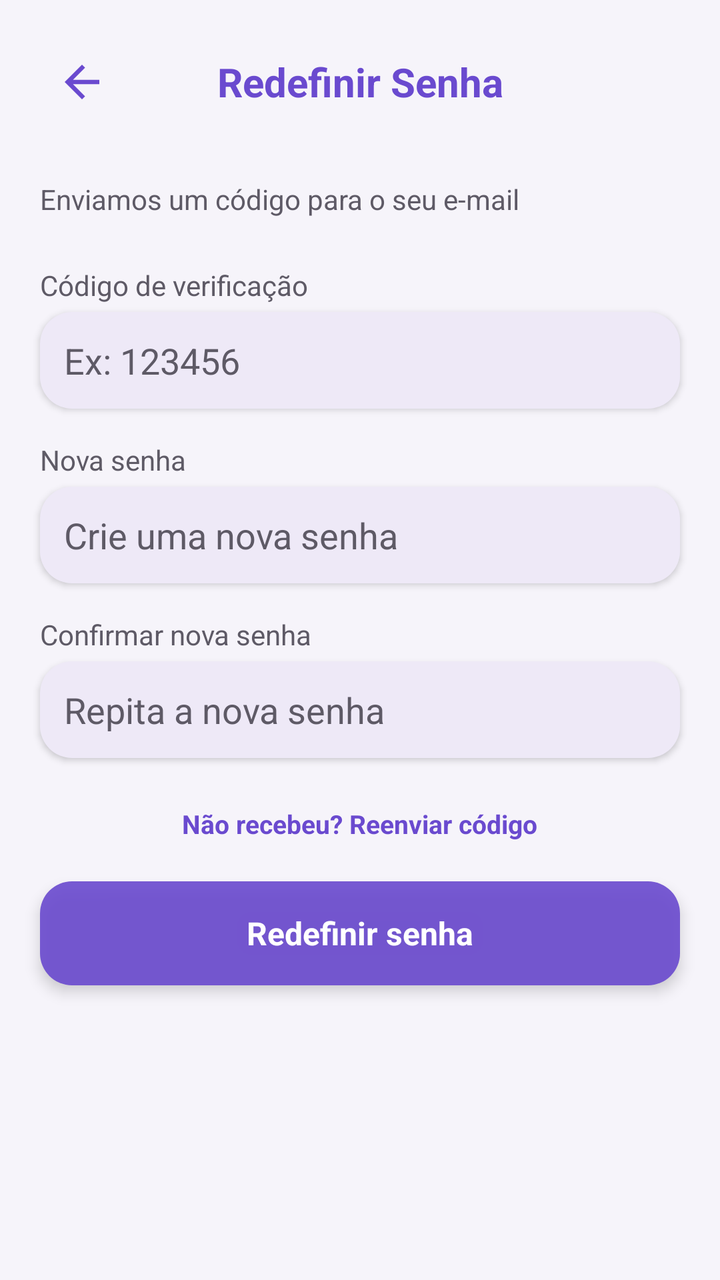
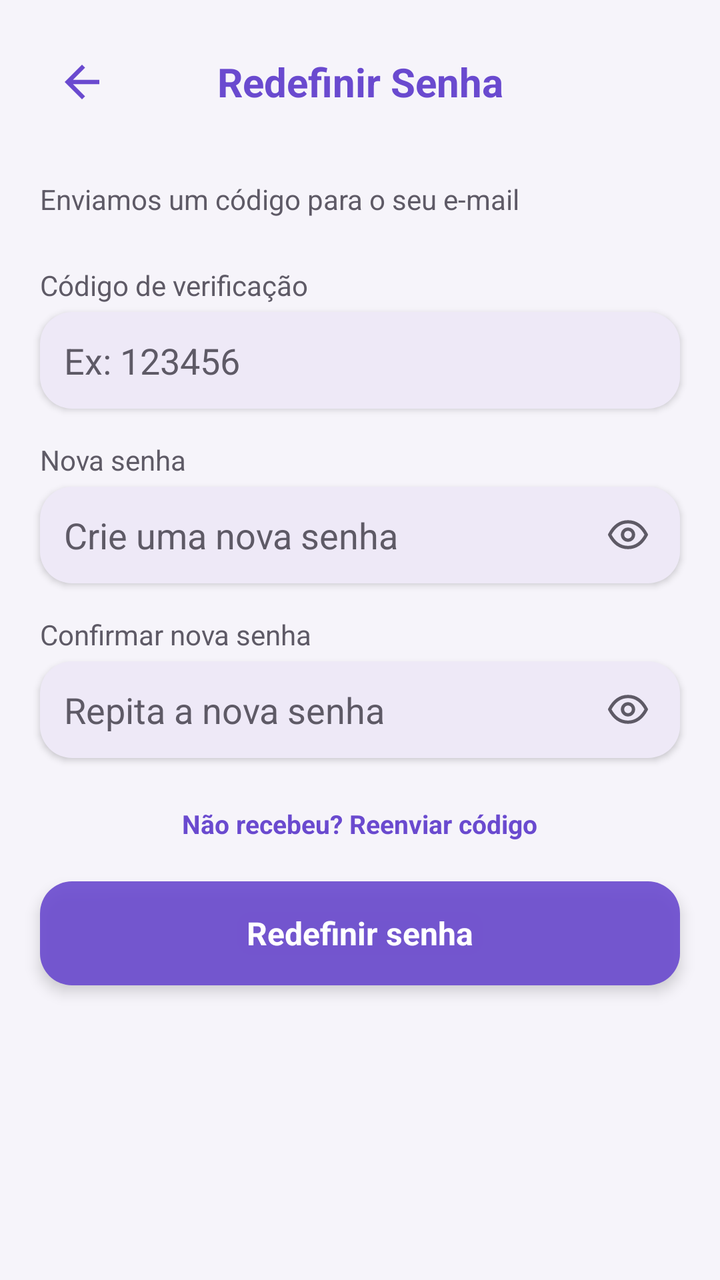

Compare the two renders of this Android layout. The source of the first and the diff that turns it into the second are given below.
<!-- AndroidManifest.xml: activity theme Theme.MeetBeat -->
<!-- res/layout/activity_redefinir_senha.xml -->
<?xml version="1.0" encoding="utf-8"?>
<ScrollView xmlns:android="http://schemas.android.com/apk/res/android"
    android:layout_width="match_parent"
    android:layout_height="match_parent"
    android:background="@color/purple_light">

    <LinearLayout
        android:layout_width="match_parent"
        android:layout_height="wrap_content"
        android:orientation="vertical"
        android:clipChildren="false"
        android:clipToPadding="false"
        android:padding="20dp">

        <LinearLayout
            android:layout_width="match_parent"
            android:layout_height="wrap_content"
            android:orientation="horizontal"
            android:gravity="center_vertical"
            android:paddingBottom="16dp">

            <ImageView
                android:id="@+id/btnVoltarRedefinirSenha"
                android:layout_width="42dp"
                android:layout_height="42dp"
                android:src="@drawable/ic_back"
                android:padding="8dp"
                android:clickable="true"
                android:focusable="true" />

            <TextView
                android:layout_width="0dp"
                android:layout_height="wrap_content"
                android:layout_weight="1"
                android:text="Redefinir Senha"
                android:textColor="@color/purple_primary"
                android:textSize="20sp"
                android:textStyle="bold"
                android:gravity="center" />

            <View
                android:layout_width="42dp"
                android:layout_height="1dp" />

        </LinearLayout>

        <TextView
            android:id="@+id/textEmailRedefinirSenha"
            android:layout_width="match_parent"
            android:layout_height="wrap_content"
            android:layout_marginTop="12dp"
            android:text="Enviamos um código para o seu e-mail"
            android:textColor="@color/text_gray"
            android:textSize="14sp" />

        <TextView
            android:layout_width="wrap_content"
            android:layout_height="wrap_content"
            android:layout_marginTop="24dp"
            android:text="Código de verificação"
            android:textColor="@color/text_gray"
            android:textSize="14sp" />

        <EditText
            android:id="@+id/editCodigoRedefinirSenha"
            android:layout_width="match_parent"
            android:layout_height="wrap_content"
            android:background="@drawable/bg_input_field"
            android:elevation="2dp"
            android:textColor="@color/text_dark"
            android:textColorHint="@color/text_gray"
            android:padding="12dp"
            android:layout_marginTop="4dp"
            android:hint="Ex: 123456"
            android:inputType="number"
            android:maxLength="6" />

        <TextView
            android:layout_width="wrap_content"
            android:layout_height="wrap_content"
            android:layout_marginTop="16dp"
            android:text="Nova senha"
            android:textColor="@color/text_gray"
            android:textSize="14sp" />

        <EditText
            android:id="@+id/editNovaSenhaRedefinir"
            android:layout_width="match_parent"
            android:layout_height="wrap_content"
            android:background="@drawable/bg_input_field"
            android:elevation="2dp"
            android:textColor="@color/text_dark"
            android:textColorHint="@color/text_gray"
            android:padding="12dp"
            android:layout_marginTop="4dp"
            android:hint="Crie uma nova senha"
            android:inputType="textPassword" />

        <TextView
            android:layout_width="wrap_content"
            android:layout_height="wrap_content"
            android:layout_marginTop="16dp"
            android:text="Confirmar nova senha"
            android:textColor="@color/text_gray"
            android:textSize="14sp" />

        <EditText
            android:id="@+id/editConfirmarSenhaRedefinir"
            android:layout_width="match_parent"
            android:layout_height="wrap_content"
            android:background="@drawable/bg_input_field"
            android:elevation="2dp"
            android:textColor="@color/text_dark"
            android:textColorHint="@color/text_gray"
            android:padding="12dp"
            android:layout_marginTop="4dp"
            android:hint="Repita a nova senha"
            android:inputType="textPassword" />

        <TextView
            android:id="@+id/btnReenviarCodigo"
            android:layout_width="wrap_content"
            android:layout_height="wrap_content"
            android:layout_gravity="center"
            android:layout_marginTop="16dp"
            android:text="Não recebeu? Reenviar código"
            android:textColor="@color/purple_primary"
            android:textStyle="bold"
            android:textSize="13sp"
            android:padding="8dp"
            android:clickable="true"
            android:focusable="true" />

        <TextView
            android:id="@+id/btnConfirmarRedefinicao"
            android:layout_width="match_parent"
            android:layout_height="52dp"
            android:layout_marginTop="12dp"
            android:background="@drawable/bg_button_accept"
            android:elevation="4dp"
            android:gravity="center"
            android:text="Redefinir senha"
            android:textColor="@color/vidro_conteudo_claro"
            android:textStyle="bold"
            android:textSize="16sp"
            android:clickable="true"
            android:focusable="true" />

    </LinearLayout>

</ScrollView>
<!-- resources referenced by this layout -->
<resources>
  <color name="purple_light">#F6F4FA</color>
  <color name="purple_primary">#6A4ACF</color>
  <color name="text_dark">#1C1B1F</color>
  <color name="text_gray">#5E5A66</color>
  <color name="vidro_conteudo_claro">#FFFFFFFF</color>
  <!-- drawable bg_button_accept (drawable) -->
  <?xml version="1.0" encoding="utf-8"?>
  <shape xmlns:android="http://schemas.android.com/apk/res/android"
      android:shape="rectangle">
      <solid android:color="@color/vidro_fundo_intenso" />
      <corners android:radius="16dp" />
  </shape>
  <!-- drawable bg_input_field (drawable) -->
  <?xml version="1.0" encoding="utf-8"?>
  <shape xmlns:android="http://schemas.android.com/apk/res/android"
      android:shape="rectangle">
      <solid android:color="@color/card_background" />
      <corners android:radius="16dp" />
  </shape>
  <!-- drawable ic_back (drawable) -->
  <vector xmlns:android="http://schemas.android.com/apk/res/android"
      android:width="24dp"
      android:height="24dp"
      android:viewportWidth="24"
      android:viewportHeight="24">
    <path
        android:fillColor="@color/purple_primary"
        android:pathData="M20,11H7.83l5.59,-5.59L12,4l-8,8 8,8 1.41,-1.41L7.83,13H20v-2z"/>
  </vector>
  <style name="Theme.MeetBeat" parent="Base.Theme.MeetBeat" />
  <color name="vidro_fundo_intenso">#E66A4ACF</color>
  <color name="card_background">#EEE9F7</color>
  <style name="Base.Theme.MeetBeat" parent="Theme.Material3.DayNight.NoActionBar">
          
          
      </style>
</resources>

<!-- the commit's change to res/layout/activity_redefinir_senha.xml (unified diff, before → after) -->
@@ -1,5 +1,6 @@
 <?xml version="1.0" encoding="utf-8"?>
 <ScrollView xmlns:android="http://schemas.android.com/apk/res/android"
+    xmlns:app="http://schemas.android.com/apk/res-auto"
     android:layout_width="match_parent"
     android:layout_height="match_parent"
     android:background="@color/purple_light">
@@ -83,18 +84,43 @@
             android:textColor="@color/text_gray"
             android:textSize="14sp" />
 
-        <EditText
-            android:id="@+id/editNovaSenhaRedefinir"
-            android:layout_width="match_parent"
-            android:layout_height="wrap_content"
-            android:background="@drawable/bg_input_field"
-            android:elevation="2dp"
-            android:textColor="@color/text_dark"
-            android:textColorHint="@color/text_gray"
-            android:padding="12dp"
-            android:layout_marginTop="4dp"
-            android:hint="Crie uma nova senha"
-            android:inputType="textPassword" />
+        <FrameLayout
+            android:layout_width="match_parent"
+            android:layout_height="wrap_content"
+            android:layout_marginTop="4dp">
+
+            <EditText
+                android:id="@+id/editNovaSenhaRedefinir"
+                android:layout_width="match_parent"
+                android:layout_height="wrap_content"
+                android:background="@drawable/bg_input_field"
+                android:elevation="2dp"
+                android:textColor="@color/text_dark"
+                android:textColorHint="@color/text_gray"
+                android:hint="Crie uma nova senha"
+                android:inputType="textPassword"
+                android:maxLength="72"
+                android:paddingStart="12dp"
+                android:paddingTop="12dp"
+                android:paddingBottom="12dp"
+                android:paddingEnd="48dp" />
+
+            <ImageView
+                android:id="@+id/btnMostrarNovaSenhaRedefinir"
+                android:layout_width="44dp"
+                android:layout_height="44dp"
+                android:layout_gravity="end|center_vertical"
+                android:layout_marginEnd="4dp"
+                android:padding="11dp"
+                android:elevation="3dp"
+                android:background="?attr/selectableItemBackgroundBorderless"
+                android:clickable="true"
+                android:focusable="true"
+                android:contentDescription="Mostrar senha"
+                android:src="@drawable/ic_olho"
+                app:tint="@color/text_gray" />
+
+        </FrameLayout>
 
         <TextView
             android:layout_width="wrap_content"
@@ -104,18 +130,43 @@
             android:textColor="@color/text_gray"
             android:textSize="14sp" />
 
-        <EditText
-            android:id="@+id/editConfirmarSenhaRedefinir"
-            android:layout_width="match_parent"
-            android:layout_height="wrap_content"
-            android:background="@drawable/bg_input_field"
-            android:elevation="2dp"
-            android:textColor="@color/text_dark"
-            android:textColorHint="@color/text_gray"
-            android:padding="12dp"
-            android:layout_marginTop="4dp"
-            android:hint="Repita a nova senha"
-            android:inputType="textPassword" />
+        <FrameLayout
+            android:layout_width="match_parent"
+            android:layout_height="wrap_content"
+            android:layout_marginTop="4dp">
+
+            <EditText
+                android:id="@+id/editConfirmarSenhaRedefinir"
+                android:layout_width="match_parent"
+                android:layout_height="wrap_content"
+                android:background="@drawable/bg_input_field"
+                android:elevation="2dp"
+                android:textColor="@color/text_dark"
+                android:textColorHint="@color/text_gray"
+                android:hint="Repita a nova senha"
+                android:inputType="textPassword"
+                android:maxLength="72"
+                android:paddingStart="12dp"
+                android:paddingTop="12dp"
+                android:paddingBottom="12dp"
+                android:paddingEnd="48dp" />
+
+            <ImageView
+                android:id="@+id/btnMostrarConfirmarSenhaRedefinir"
+                android:layout_width="44dp"
+                android:layout_height="44dp"
+                android:layout_gravity="end|center_vertical"
+                android:layout_marginEnd="4dp"
+                android:padding="11dp"
+                android:elevation="3dp"
+                android:background="?attr/selectableItemBackgroundBorderless"
+                android:clickable="true"
+                android:focusable="true"
+                android:contentDescription="Mostrar senha"
+                android:src="@drawable/ic_olho"
+                app:tint="@color/text_gray" />
+
+        </FrameLayout>
 
         <TextView
             android:id="@+id/btnReenviarCodigo"
<!-- resource entries referenced after the edit -->
@@ -29,6 +29,27 @@
         android:fillColor="@color/purple_primary"
         android:pathData="M20,11H7.83l5.59,-5.59L12,4l-8,8 8,8 1.41,-1.41L7.83,13H20v-2z"/>
   </vector>
+  <!-- drawable ic_olho (drawable) -->
+  <vector xmlns:android="http://schemas.android.com/apk/res/android"
+      android:width="24dp"
+      android:height="24dp"
+      android:viewportWidth="24"
+      android:viewportHeight="24">
+    <path
+        android:pathData="M2,12C4.5,7.2 8,5 12,5C16,5 19.5,7.2 22,12C19.5,16.8 16,19 12,19C8,19 4.5,16.8 2,12Z"
+        android:fillColor="#00000000"
+        android:strokeColor="#7A7685"
+        android:strokeWidth="1.8"
+        android:strokeLineCap="round"
+        android:strokeLineJoin="round"/>
+    <path
+        android:pathData="M9,12a3,3 0 1,0 6,0a3,3 0 1,0 -6,0"
+        android:fillColor="#00000000"
+        android:strokeColor="#7A7685"
+        android:strokeWidth="1.8"
+        android:strokeLineCap="round"
+        android:strokeLineJoin="round"/>
+  </vector>
   <style name="Theme.MeetBeat" parent="Base.Theme.MeetBeat" />
   <color name="vidro_fundo_intenso">#E66A4ACF</color>
   <color name="card_background">#EEE9F7</color>
